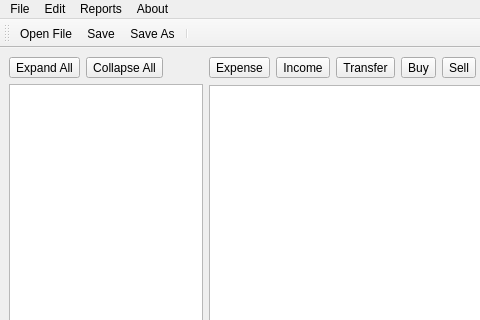
JakubFranek/Kapytal, file src/views/ui_files/mainwindow.ui: the form before one commit; both pictures show x 0 to 480 and y 0 to 320 of the 863 by 673 pixel window.
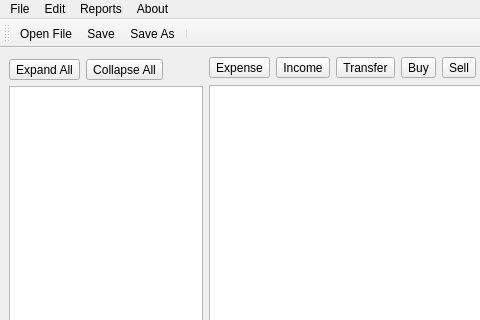
The form after the commit.

```diff
--- a/src/views/ui_files/mainwindow.ui
+++ b/src/views/ui_files/mainwindow.ui
@@ -28,6 +28,12 @@
      <layout class="QVBoxLayout" name="verticalLayoutTree">
       <item>
        <layout class="QHBoxLayout" name="horizontalLayout_3">
+        <property name="topMargin">
+         <number>2</number>
+        </property>
+        <property name="bottomMargin">
+         <number>0</number>
+        </property>
         <item>
          <widget class="QToolButton" name="toolButton_expandAll">
           <property name="text">
```
Left out of the diff: 30 changed lines with no effect on the pictures.
